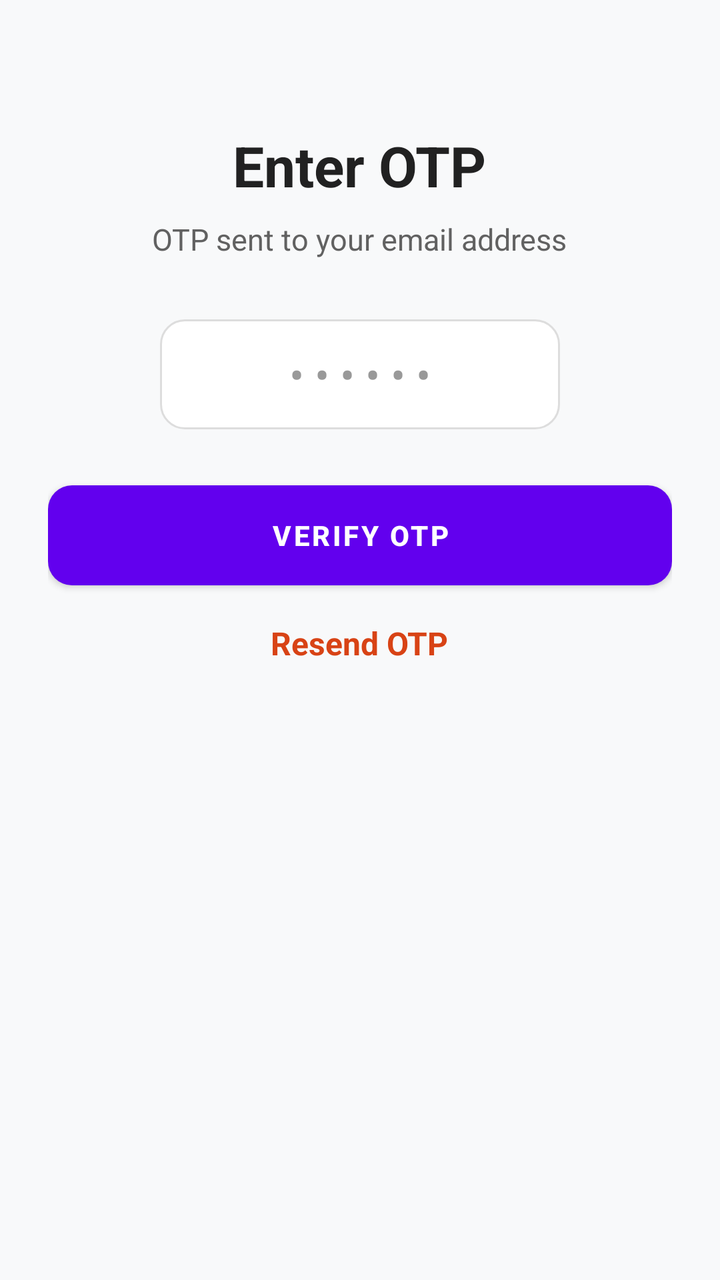
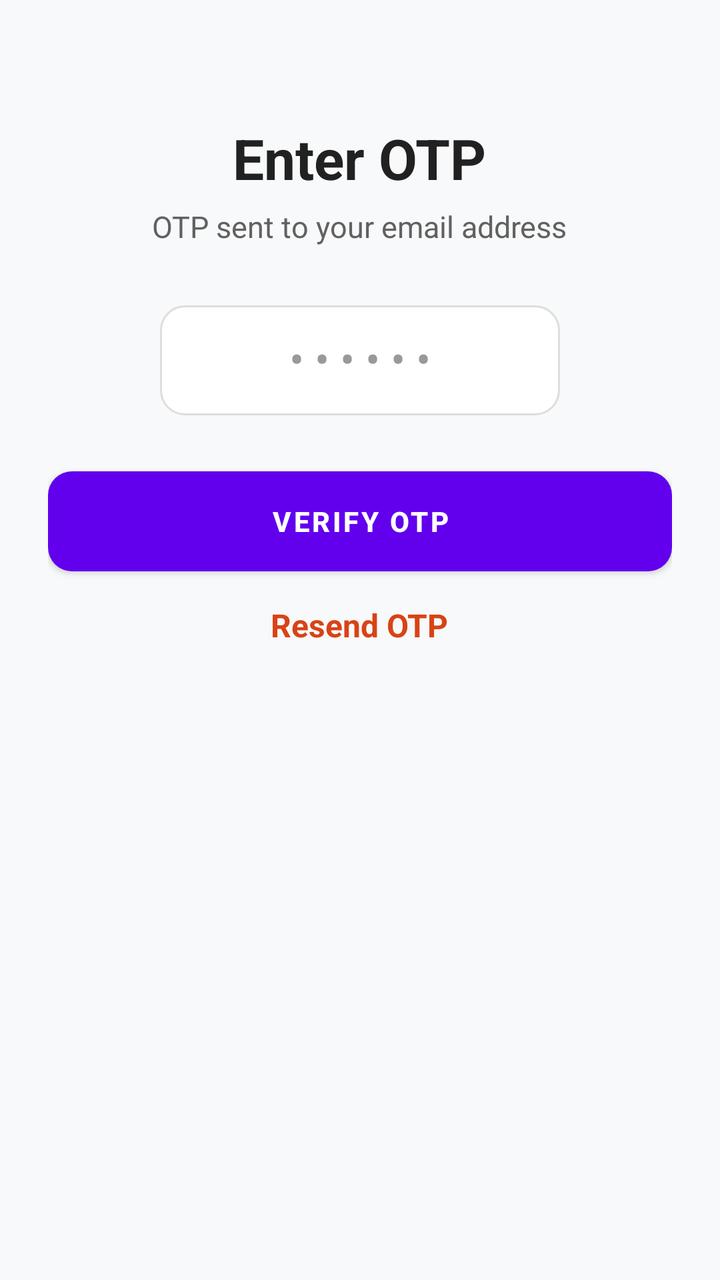

Two renders of the same Android screen: before a commit and after it. Below are the layout's source before the change and the commit's diff.
<!-- AndroidManifest.xml: application theme Theme.CogniSync -->
<!-- res/layout/activity_otp_verify.xml -->
<?xml version="1.0" encoding="utf-8"?>
<LinearLayout xmlns:android="http://schemas.android.com/apk/res/android"
    android:layout_width="match_parent"
    android:layout_height="match_parent"
    android:orientation="vertical"
    android:padding="24dp"
    android:gravity="center_horizontal"
    android:background="#F8F9FA">

    
    <TextView
        android:id="@+id/otpTitle"
        android:layout_width="wrap_content"
        android:layout_height="wrap_content"
        android:text="Enter OTP"
        android:textSize="28sp"
        android:textStyle="bold"
        android:textColor="#212121"
        android:layout_marginTop="40dp"
        android:layout_marginBottom="8dp"
        android:gravity="center" />

    
    <TextView
        android:id="@+id/emailDisplay"
        android:layout_width="wrap_content"
        android:layout_height="wrap_content"
        android:text="OTP sent to your email address"
        android:textSize="15sp"
        android:textColor="#616161"
        android:gravity="center"
        android:layout_marginBottom="30dp" />

    
    <EditText
        android:id="@+id/otpInput"
        android:layout_width="200dp"
        android:layout_height="55dp"
        android:gravity="center"
        android:textSize="22sp"
        android:inputType="number"
        android:textColor="@android:color/black"
        android:textColorHint="#999999"
        android:maxLength="6"
        android:background="@drawable/edittext_rounded"
        android:theme="@style/ThemeOverlay.AppCompat.Light"
        android:hint="• • • • • •" />

    
    <Button
        android:id="@+id/verifyBtn"
        android:layout_width="match_parent"
        android:layout_height="50dp"
        android:text="Verify OTP"
        android:textStyle="bold"
        android:layout_marginTop="28dp"
        android:background="@drawable/btn_primary" />

    
    <TextView
        android:id="@+id/resendOtp"
        android:layout_width="wrap_content"
        android:layout_height="wrap_content"
        android:text="Resend OTP"
        android:textSize="16sp"
        android:textStyle="bold"
        android:textColor="#D84315"
        android:layout_marginTop="18dp"
        android:gravity="center" />

</LinearLayout>
<!-- resources referenced by this layout -->
<resources>
  <!-- drawable btn_primary (drawable) -->
  <shape xmlns:android="http://schemas.android.com/apk/res/android">
      <solid android:color="#4CAF50" />
      <corners android:radius="12dp" />
      <padding android:left="10dp" android:right="10dp"/>
  </shape>
  <!-- drawable edittext_rounded (drawable) -->
  <shape xmlns:android="http://schemas.android.com/apk/res/android"
      android:shape="rectangle">
  
      <solid android:color="#FFFFFF"/>
      <corners android:radius="12dp"/>
      <padding android:left="10dp" android:right="10dp"/>
      <stroke android:width="1dp" android:color="#DDDDDD"/>
  
  </shape>
  <style name="Theme.CogniSync" parent="Theme.MaterialComponents.DayNight.NoActionBar">
  
  
  
          
          <item name="android:statusBarColor">@android:color/white</item>
          <item name="android:windowLightStatusBar">true</item>
  
      </style>
</resources>

<!-- the commit's change to res/layout/activity_otp_verify.xml (unified diff, before → after) -->
@@ -1,71 +1,82 @@
 <?xml version="1.0" encoding="utf-8"?>
-<LinearLayout xmlns:android="http://schemas.android.com/apk/res/android"
+<ScrollView xmlns:android="http://schemas.android.com/apk/res/android"
     android:layout_width="match_parent"
     android:layout_height="match_parent"
-    android:orientation="vertical"
-    android:padding="24dp"
-    android:gravity="center_horizontal"
-    android:background="#F8F9FA">
+    android:background="#F8F9FA"
+    android:fillViewport="true"
+    android:fitsSystemWindows="true">
 
-    
-    <TextView
-        android:id="@+id/otpTitle"
-        android:layout_width="wrap_content"
+    <LinearLayout
+        android:layout_width="match_parent"
         android:layout_height="wrap_content"
-        android:text="Enter OTP"
-        android:textSize="28sp"
-        android:textStyle="bold"
-        android:textColor="#212121"
-        android:layout_marginTop="40dp"
-        android:layout_marginBottom="8dp"
-        android:gravity="center" />
+        android:orientation="vertical"
+        android:padding="24dp"
+        android:gravity="center_horizontal">
 
-    
-    <TextView
-        android:id="@+id/emailDisplay"
-        android:layout_width="wrap_content"
-        android:layout_height="wrap_content"
-        android:text="OTP sent to your email address"
-        android:textSize="15sp"
-        android:textColor="#616161"
-        android:gravity="center"
-        android:layout_marginBottom="30dp" />
+        
+        <TextView
+            android:id="@+id/otpTitle"
+            android:layout_width="wrap_content"
+            android:layout_height="wrap_content"
+            android:text="Enter OTP"
+            android:textSize="28sp"
+            android:textStyle="bold"
+            android:textColor="#212121"
+            android:includeFontPadding="false"
+            android:layout_marginTop="40dp"
+            android:layout_marginBottom="8dp"
+            android:gravity="center" />
 
-    
-    <EditText
-        android:id="@+id/otpInput"
-        android:layout_width="200dp"
-        android:layout_height="55dp"
-        android:gravity="center"
-        android:textSize="22sp"
-        android:inputType="number"
-        android:textColor="@android:color/black"
-        android:textColorHint="#999999"
-        android:maxLength="6"
-        android:background="@drawable/edittext_rounded"
-        android:theme="@style/ThemeOverlay.AppCompat.Light"
-        android:hint="• • • • • •" />
+        
+        <TextView
+            android:id="@+id/emailDisplay"
+            android:layout_width="wrap_content"
+            android:layout_height="wrap_content"
+            android:text="OTP sent to your email address"
+            android:textSize="15sp"
+            android:textColor="#616161"
+            android:includeFontPadding="false"
+            android:gravity="center"
+            android:layout_marginBottom="30dp" />
 
-    
-    <Button
-        android:id="@+id/verifyBtn"
-        android:layout_width="match_parent"
-        android:layout_height="50dp"
-        android:text="Verify OTP"
-        android:textStyle="bold"
-        android:layout_marginTop="28dp"
-        android:background="@drawable/btn_primary" />
+        
+        <EditText
+            android:id="@+id/otpInput"
+            android:layout_width="200dp"
+            android:layout_height="55dp"
+            android:gravity="center"
+            android:textSize="22sp"
+            android:inputType="number"
+            android:textColor="@android:color/black"
+            android:textColorHint="#999999"
+            android:maxLength="6"
+            android:background="@drawable/edittext_rounded"
+            android:includeFontPadding="false"
+            android:hint="• • • • • •" />
 
-    
-    <TextView
-        android:id="@+id/resendOtp"
-        android:layout_width="wrap_content"
-        android:layout_height="wrap_content"
-        android:text="Resend OTP"
-        android:textSize="16sp"
-        android:textStyle="bold"
-        android:textColor="#D84315"
-        android:layout_marginTop="18dp"
-        android:gravity="center" />
+        
+        <Button
+            android:id="@+id/verifyBtn"
+            android:layout_width="match_parent"
+            android:layout_height="50dp"
+            android:text="Verify OTP"
+            android:textStyle="bold"
+            android:layout_marginTop="28dp"
+            android:background="@drawable/btn_primary" />
 
-</LinearLayout>
+        
+        <TextView
+            android:id="@+id/resendOtp"
+            android:layout_width="wrap_content"
+            android:layout_height="wrap_content"
+            android:text="Resend OTP"
+            android:textSize="16sp"
+            android:textStyle="bold"
+            android:textColor="#D84315"
+            android:layout_marginTop="18dp"
+            android:includeFontPadding="false"
+            android:gravity="center" />
+
+    </LinearLayout>
+
+</ScrollView>
